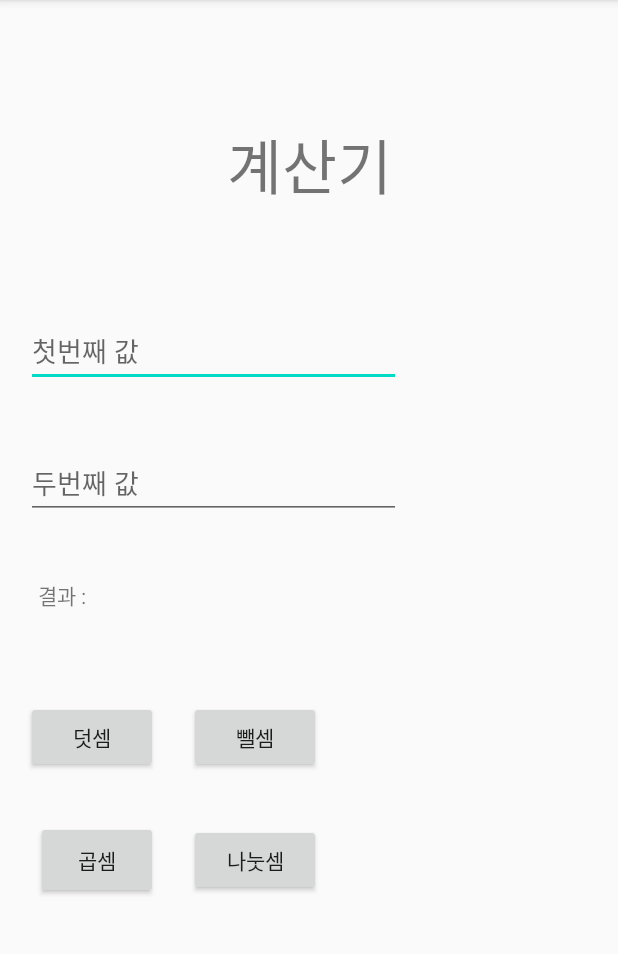
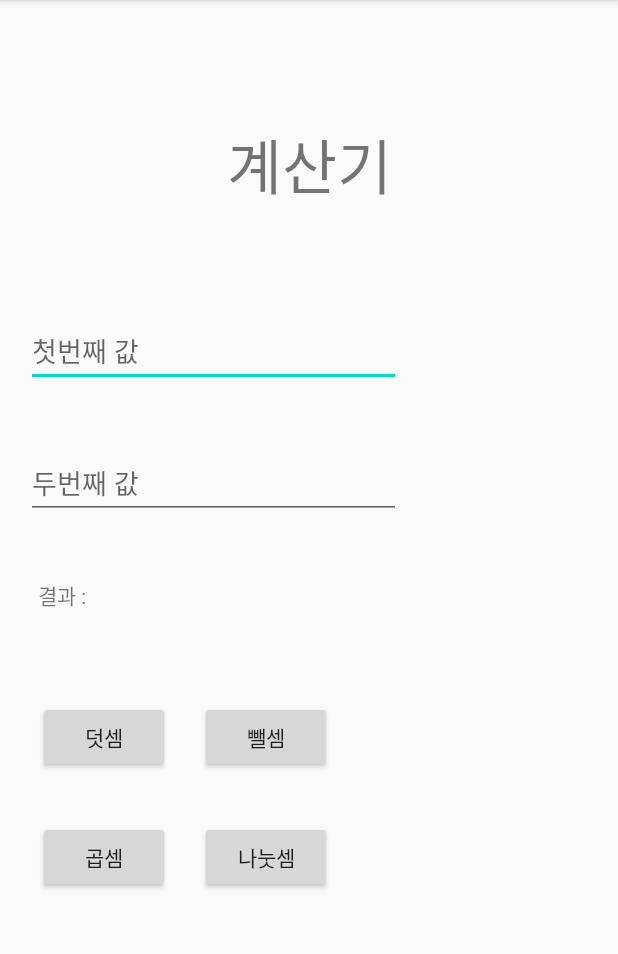
Before and after one commit to munyoung03/StudentClass_Android, an Android app: the screen it shows after launch (MainActivity), on a phone screen of 412 x 824 dp, the part 84-1038 px from its top. Run offline under Robolectric (Android 15) with nearby library versions, the phone set to English and light mode, and no system bars.

Commit message:
[ADD] Calculator

```diff
--- a/app/src/main/java/com/example/studentclass_android/MainActivity.java
+++ b/app/src/main/java/com/example/studentclass_android/MainActivity.java
@@ -3,12 +3,88 @@ package com.example.studentclass_android;
 import androidx.appcompat.app.AppCompatActivity;
 
 import android.os.Bundle;
+import android.view.View;
+import android.widget.Button;
+import android.widget.EditText;
+import android.widget.TextView;
 
 public class MainActivity extends AppCompatActivity {
+
+    //버튼 정의
+    Button add_btn;
+    Button minus_btn;
+    Button multiplication_btn;
+    Button division_btn;
+
+    //텍스트뷰 정의
+    TextView result_value;
+
+    //Edit텍스트 정의
+    EditText first_value;
+    EditText second_value;
+
+    //계산을 하기위해 edittext의 값을 int형으로 저장시킬 변수
+    private float edit1_value;
+    private float edit2_value;
 
     @Override
     protected void onCreate(Bundle savedInstanceState) {
         super.onCreate(savedInstanceState);
         setContentView(R.layout.activity_main);
+
+        //xml의 버튼과 액티비티 연결
+        add_btn = findViewById(R.id.add_btn);
+        minus_btn = findViewById(R.id.minus_btn);
+        multiplication_btn = findViewById(R.id.multiplication_btn);
+        division_btn = findViewById(R.id.division_btn);
+
+        //xml의 텍스트뷰와 액티비티 연결
+        result_value = findViewById(R.id.result_value);
+
+        //xml의 Edit텍스트와 액티비티 연결
+        first_value = findViewById(R.id.first_value);
+        second_value = findViewById(R.id.second_value);
+
+        //버튼 클릭이벤트
+        add_btn.setOnClickListener(new View.OnClickListener() {
+            @Override
+            public void onClick(View view) {
+                //Edit텍스트값 가져오기)
+                edit1_value = Float.parseFloat(first_value.getText().toString());
+                edit2_value = Float.parseFloat(second_value.getText().toString());
+                //result_value.setText(""+(edit1_value+edit2_value));
+                result_value.setText(Float.toString(edit1_value+edit2_value));
+            }
+        });
+
+        minus_btn.setOnClickListener(new View.OnClickListener() {
+            @Override
+            public void onClick(View view) {
+                edit1_value = Float.parseFloat(first_value.getText().toString());
+                edit2_value = Float.parseFloat(second_value.getText().toString());
+                //result_value.setText(""+(edit1_value-edit2_value));
+                result_value.setText(Float.toString(edit1_value-edit2_value));
+            }
+        });
+
+        multiplication_btn.setOnClickListener(new View.OnClickListener() {
+            @Override
+            public void onClick(View view) {
+                edit1_value = Float.parseFloat(first_value.getText().toString());
+                edit2_value = Float.parseFloat(second_value.getText().toString());
+                //result_value.setText(""+(edit1_value*edit2_value));
+                result_value.setText(Float.toString(edit1_value*edit2_value));
+            }
+        });
+
+        division_btn.setOnClickListener(new View.OnClickListener() {
+            @Override
+            public void onClick(View view) {
+                edit1_value = Float.parseFloat(first_value.getText().toString());
+                edit2_value = Float.parseFloat(second_value.getText().toString());
+                //result_value.setText(""+(edit1_value/edit2_value));
+                result_value.setText(Float.toString(edit1_value/edit2_value));
+            }
+        });
     }
 }
--- a/app/src/main/res/layout/activity_main.xml
+++ b/app/src/main/res/layout/activity_main.xml
@@ -70,8 +70,8 @@
         android:layout_height="wrap_content"
         android:layout_marginTop="60dp"
         android:text="덧셈"
-        app:layout_constraintEnd_toEndOf="@+id/result_value"
-        app:layout_constraintHorizontal_bias="0.4"
+        app:layout_constraintEnd_toEndOf="@+id/result"
+        app:layout_constraintHorizontal_bias="0.0"
         app:layout_constraintStart_toStartOf="@+id/result"
         app:layout_constraintTop_toBottomOf="@+id/result" />
 
@@ -90,9 +90,9 @@
         app:layout_constraintVertical_bias="0.0" />
 
     <Button
-        android:id="@+id/mul_btn"
-        android:layout_width="81dp"
-        android:layout_height="52dp"
+        android:id="@+id/multiplication_btn"
+        android:layout_width="wrap_content"
+        android:layout_height="wrap_content"
         android:layout_marginTop="32dp"
         android:text="곱셈"
         app:layout_constraintBottom_toBottomOf="parent"
@@ -107,10 +107,10 @@
         android:layout_width="wrap_content"
         android:layout_height="wrap_content"
         android:text="나눗셈"
-        app:layout_constraintBottom_toBottomOf="@+id/mul_btn"
+        app:layout_constraintBottom_toBottomOf="@+id/multiplication_btn"
         app:layout_constraintEnd_toEndOf="@+id/minus_btn"
         app:layout_constraintHorizontal_bias="1.0"
-        app:layout_constraintStart_toEndOf="@+id/mul_btn"
-        app:layout_constraintTop_toTopOf="@+id/mul_btn" />
+        app:layout_constraintStart_toEndOf="@+id/multiplication_btn"
+        app:layout_constraintTop_toTopOf="@+id/multiplication_btn" />
 
 </androidx.constraintlayout.widget.ConstraintLayout>
```
